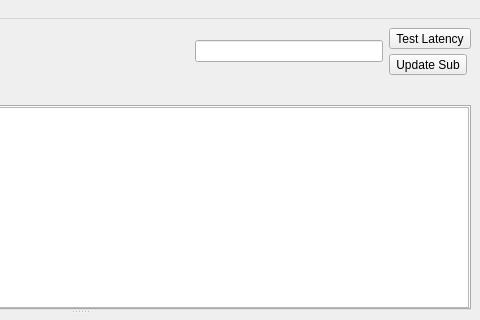
Ogstra/proxor, file src/ui/mainwindow.ui: the form before one commit; both pictures show x 320 to 800 and y 0 to 320 of the 800 by 600 pixel window.
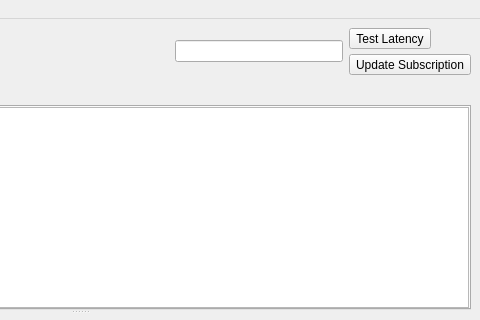
The form after the commit. Icons and pictures are not drawn. Custom widgets are drawn as their Qt base class.

Commit message:
fix(ui): one term per concept (Proxor service, Tun tab, Wi-Fi, Start/Stop, Added)
- macOS helper is always 'Proxor service'
- settings tab VPN -> Tun, with openSettings() in the same commit
- tray Start/Stop, 'Added %1 profile(s)', Update Subscription, Wi-Fi spelling

What changed in the file:
```diff
--- a/src/ui/mainwindow.ui
+++ b/src/ui/mainwindow.ui
@@ -180,7 +180,7 @@
         <item>
          <widget class="QToolButton" name="toolButton_update_subscription">
           <property name="text">
-           <string>Update Sub</string>
+           <string>Update Subscription</string>
           </property>
           <property name="toolButtonStyle">
            <enum>Qt::ToolButtonTextOnly</enum>
```
Left out of the diff: 2 changed lines with no effect on the pictures. The commit also changes 6 other files.
